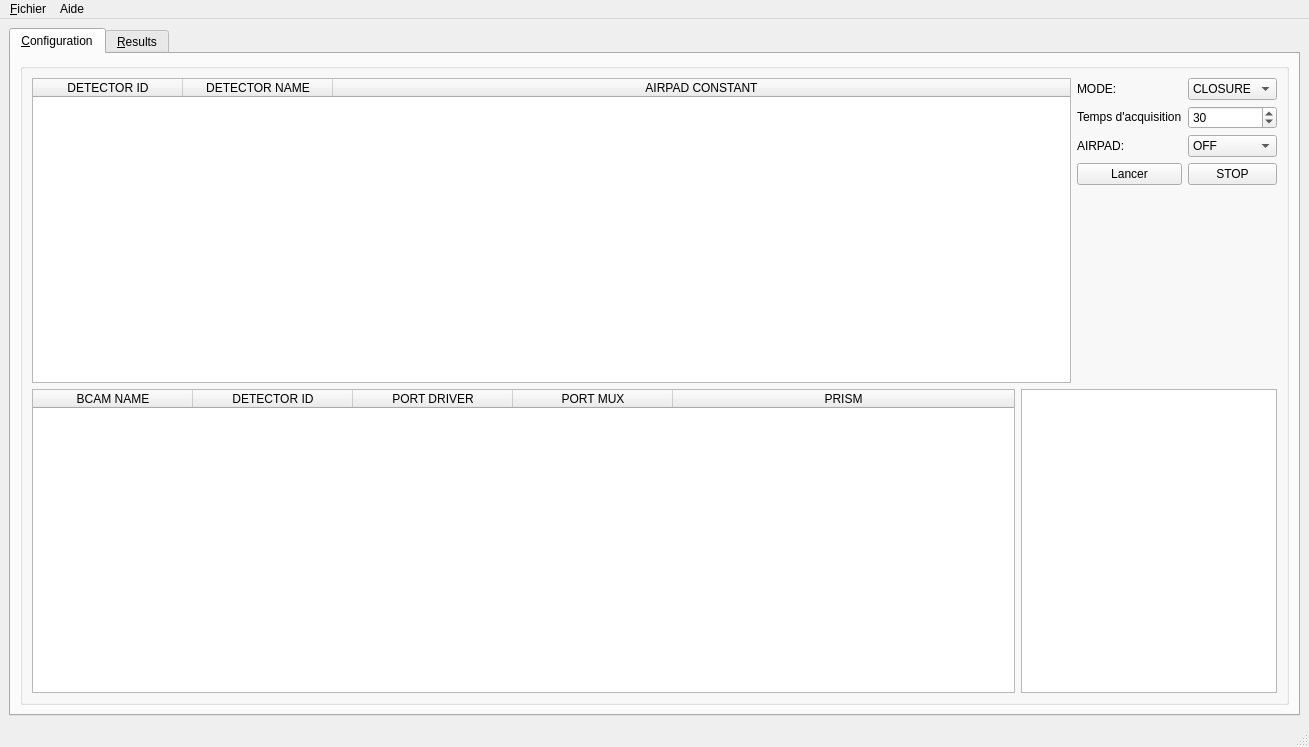
CERN/atlas-adepo, file ADEPO/ATLAS_BCAM.ui: the form before one commit.
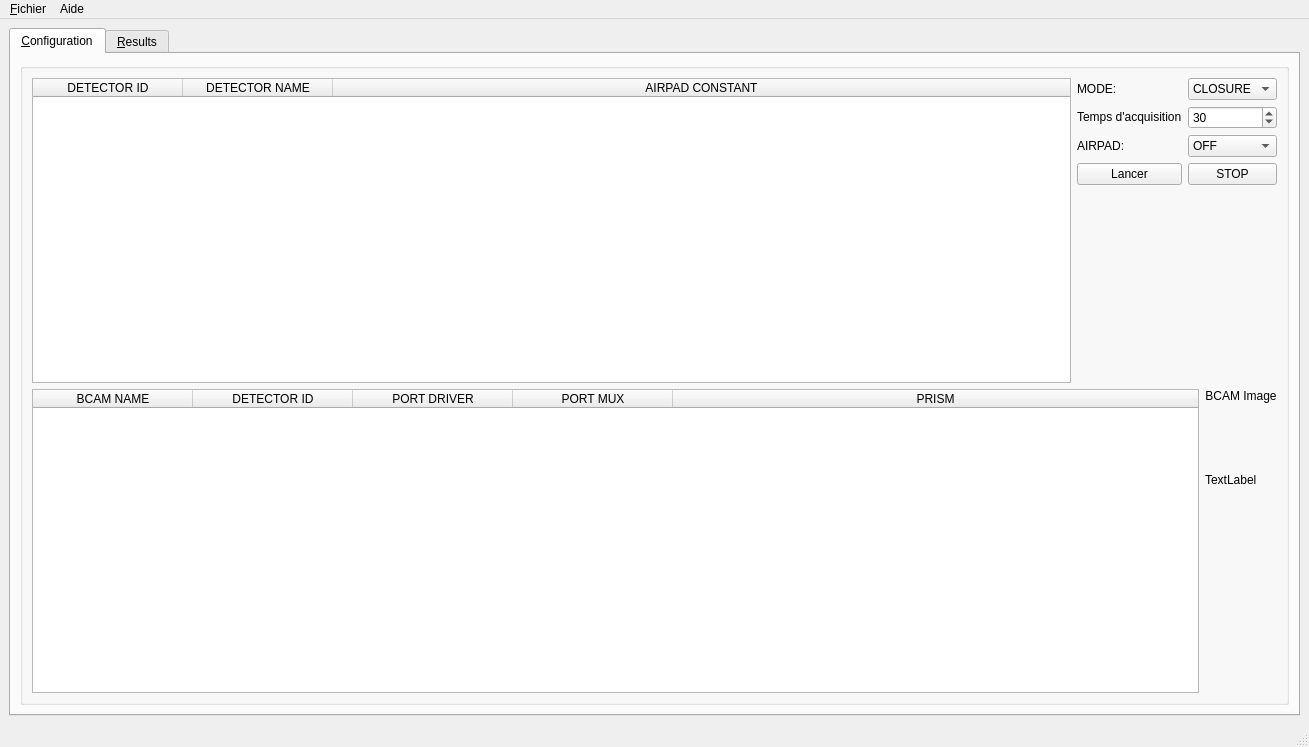
The form after the commit. Icons and pictures are not drawn.

Commit message: Displaying image

The edit to the form file:
```diff
--- a/ADEPO/ATLAS_BCAM.ui
+++ b/ADEPO/ATLAS_BCAM.ui
@@ -380,14 +380,44 @@
                 </widget>
                </item>
                <item>
-                <widget class="QGraphicsView" name="bcamImage">
+                <layout class="QVBoxLayout" name="verticalLayout_4">
+                 <item>
+                  <widget class="QLabel" name="bcamLabel">
+                   <property name="text">
+                    <string>BCAM Image</string>
+                   </property>
+                   <property name="alignment">
+                    <set>Qt::AlignCenter</set>
+                   </property>
+                  </widget>
+                 </item>
+                 <item>
+                  <widget class="QLabel" name="bcamImage">
                  <property name="sizePolicy">
                   <sizepolicy hsizetype="Preferred" vsizetype="Expanding">
                    <horstretch>0</horstretch>
                    <verstretch>0</verstretch>
                   </sizepolicy>
                  </property>
-                </widget>
+                   <property name="text">
+                    <string>TextLabel</string>
+                   </property>
+                  </widget>
+                 </item>
+                 <item>
+                  <spacer name="verticalSpacer_2">
+                   <property name="orientation">
+                    <enum>Qt::Vertical</enum>
+                   </property>
+                   <property name="sizeHint" stdset="0">
+                    <size>
+                     <width>20</width>
+                     <height>40</height>
+                    </size>
+                   </property>
+                  </spacer>
+                 </item>
+                </layout>
                </item>
               </layout>
              </item>
```
Lines whose indentation alone changed are shown as unchanged. The commit also changes 3 other files.
